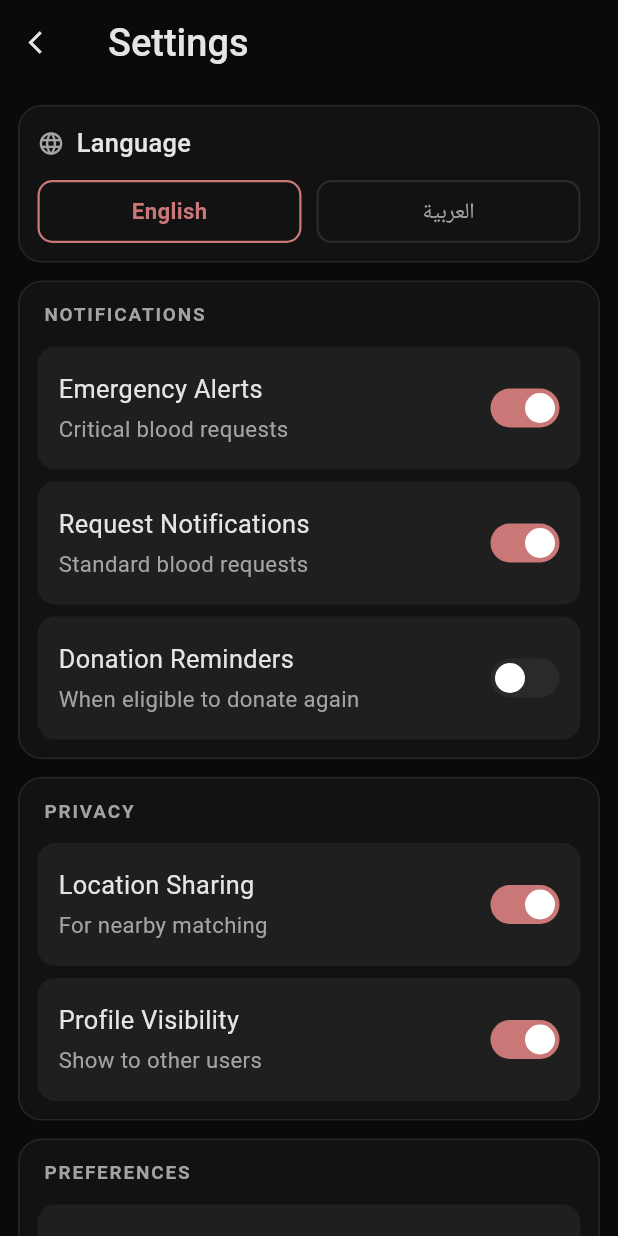
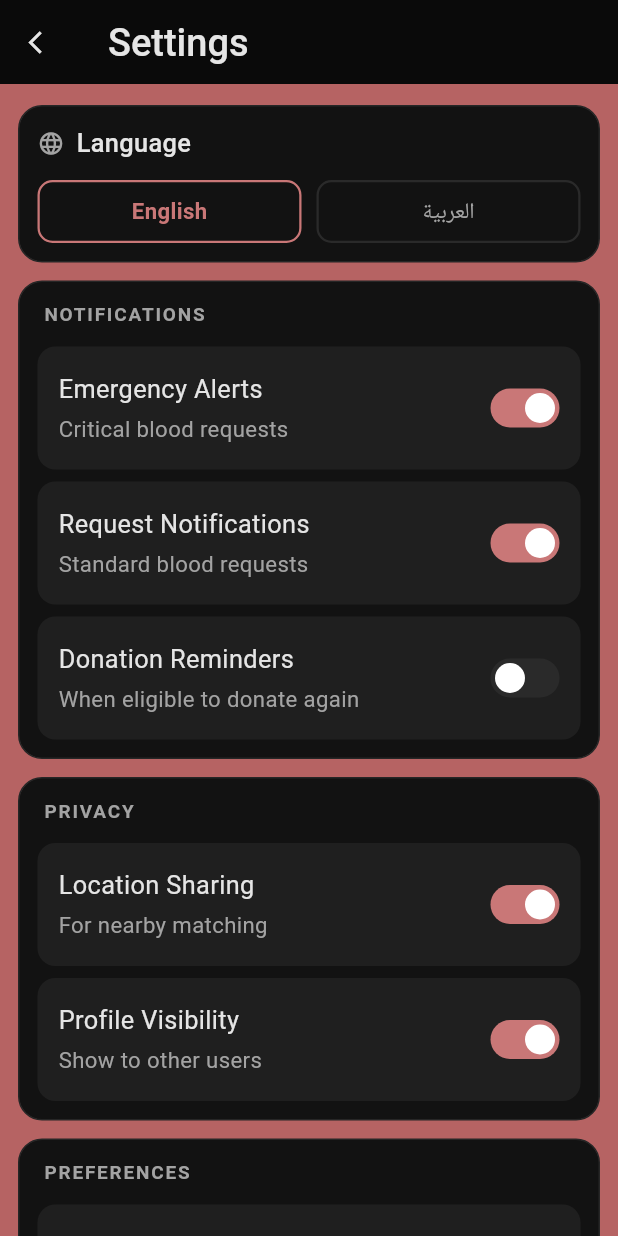
Before and after one commit to Blood-Bridge/Mobile, a Flutter app: the screen it shows after launch, on a phone screen of 412 x 824 dp. Run offline on Flutter 3.47's test engine with Material 3 defaults, Android fonts, the light colour scheme and no system bars; our stand-ins replace bloc, confetti, dio, equatable, firebase_auth, flutter_bloc and 13 more; accounts and stored records are empty.

Commit message:
feat: Update settings view and localization support

```diff
--- a/lib/features/setting/presentation/views/widgets/setting_view_body.dart
+++ b/lib/features/setting/presentation/views/widgets/setting_view_body.dart
@@ -25,10 +25,8 @@ class _SettingViewBodyState extends State<SettingViewBody> {
 
   @override
   Widget build(BuildContext context) {
-    return BlocProvider(
-      create: (_) => LanguageCubit(),
-      child: Scaffold(
-        backgroundColor: AppColors.bg,
+    return Scaffold(
+      backgroundColor: const Color.fromARGB(255, 182, 99, 99),
       appBar: AppBar(
         backgroundColor: AppColors.bg,
         elevation: 0,
@@ -109,11 +107,7 @@ class _SettingViewBodyState extends State<SettingViewBody> {
                 value: _darkMode,
                 onChanged: (val) => setState(() => _darkMode = val),
               ),
-                ArrowItem(
-                  title: 'Search Radius',
-                  subtitle: '5 km',
-                  onTap: () {},
-                ),
+              ArrowItem(title: 'Search Radius', subtitle: '5 km', onTap: () {}),
             ],
           ),
           SettingsGroup(
@@ -196,7 +190,6 @@ class _SettingViewBodyState extends State<SettingViewBody> {
           const SizedBox(height: 16),
         ],
       ),
-      ),
     );
   }
 }
--- a/lib/main.dart
+++ b/lib/main.dart
@@ -8,9 +8,9 @@ import 'package:blood_bridge/features/permissions/presntation/cubit/permissions_
 import 'package:blood_bridge/features/setting/presentation/cubits/language_cubit/cubit/language_cubit.dart';
 import 'package:blood_bridge/features/setting/presentation/cubits/language_cubit/cubit/language_state.dart';
 import 'package:blood_bridge/features/setting/presentation/cubits/notifications_cubit/cubit/notifications_cubit.dart';
-import 'package:blood_bridge/features/setting/presentation/cubits/notifications_cubit/cubit/notifications_state.dart';
 
 import 'package:blood_bridge/features/setting/presentation/views/setting_view.dart';
+import 'package:blood_bridge/l10n/app_localizations.dart';
 import 'package:flutter/material.dart';
 import 'package:flutter_dotenv/flutter_dotenv.dart';
 import 'package:flutter_localizations/flutter_localizations.dart';
@@ -72,12 +72,15 @@ class MyApp extends StatelessWidget {
             locale: langState.language == AppLanguage.arabic
                 ? const Locale('ar')
                 : const Locale('en'),
-            supportedLocales: const [Locale('en'), Locale('ar')],
-            localizationsDelegates: const [
+            // supportedLocales: const [Locale('en'), Locale('ar')],
+            localizationsDelegates: [
+              AppLocalizations.delegate,
               GlobalMaterialLocalizations.delegate,
               GlobalWidgetsLocalizations.delegate,
               GlobalCupertinoLocalizations.delegate,
             ],
+            supportedLocales: AppLocalizations.supportedLocales,
+
             theme: ThemeData.dark().copyWith(
               scaffoldBackgroundColor: AppColors.bg,
               primaryColor: AppColors.primary,
```
Lines whose indentation alone changed are shown as unchanged.
